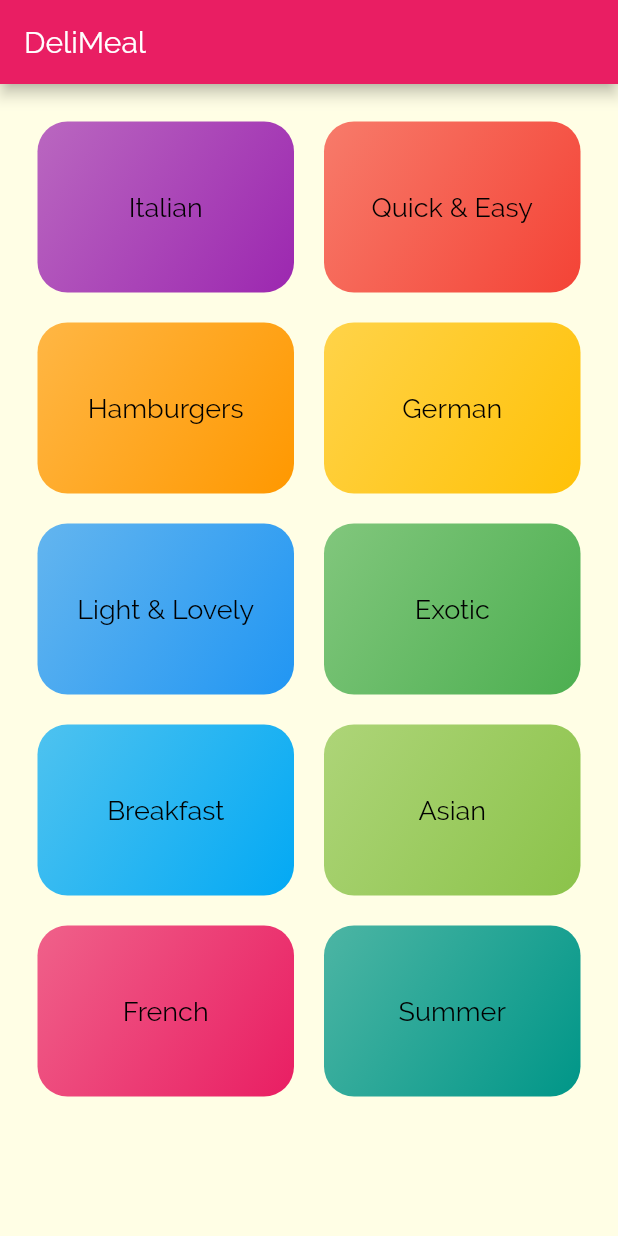
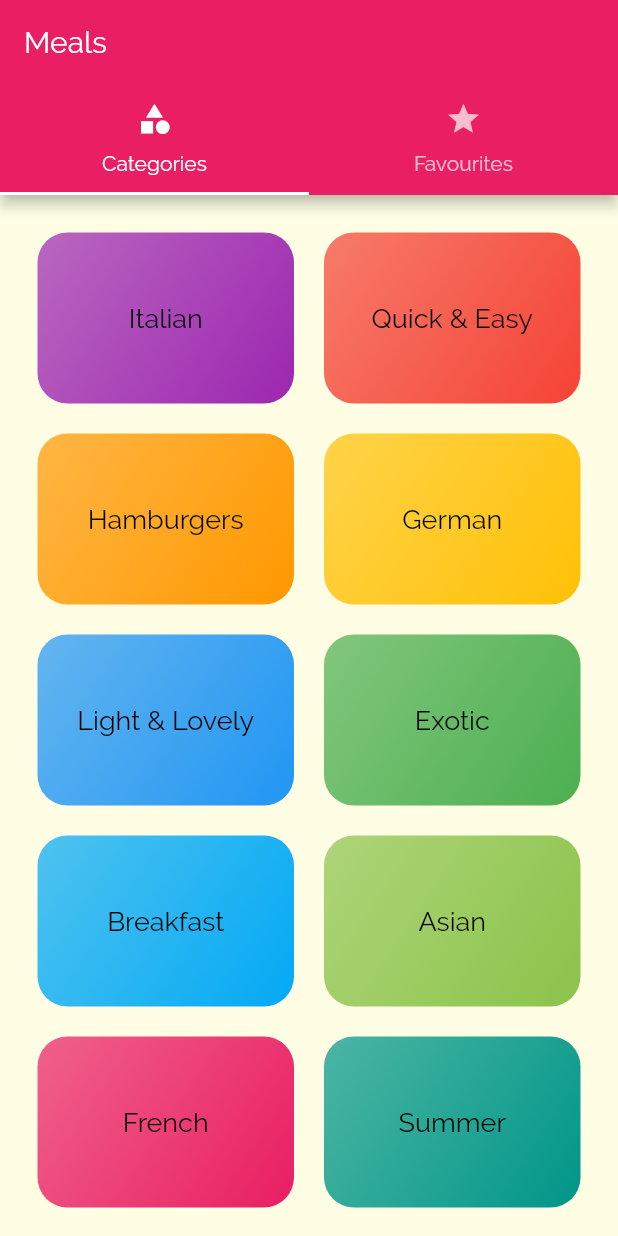
Before and after one commit to enricobragastini/meals_app, a Flutter app: the screen it shows after launch, on a phone screen of 412 x 824 dp. Run offline on Flutter 3.47's test engine with Material 2 defaults, Android fonts, the phone set to English and light mode, and no system bars.

Commit message:
lezione173

```diff
--- a/lib/main.dart
+++ b/lib/main.dart
@@ -1,8 +1,8 @@
 import 'package:flutter/material.dart';
 
-import 'package:meals/screens/categories_screen.dart';
 import 'package:meals/screens/category_meals_screen.dart';
 import 'package:meals/screens/meal_detail_screen.dart';
+import 'package:meals/screens/tabs_screen.dart';
 
 void main() {
   runApp(const MyApp());
@@ -35,7 +35,7 @@ class MyApp extends StatelessWidget {
 
       initialRoute: '/', // default value is '/'
       routes: {
-        "/": (ctx) => const CategoriesScreen(),
+        "/": (ctx) => const TabsScreen(),
         CategoryMealScreen.routeName: (ctx) => CategoryMealScreen(),
         MealDetailScreen.routeName: (ctx) => MealDetailScreen()
       },
--- /dev/null
+++ b/lib/screens/FavouritesScreen.dart
@@ -0,0 +1,12 @@
+import 'package:flutter/material.dart';
+
+class FavouritesScreen extends StatelessWidget {
+  const FavouritesScreen({Key? key}) : super(key: key);
+
+  @override
+  Widget build(BuildContext context) {
+    return const Center(
+      child: Text("The Favourites"),
+    );
+  }
+}
--- a/lib/screens/categories_screen.dart
+++ b/lib/screens/categories_screen.dart
@@ -8,9 +8,7 @@ class CategoriesScreen extends StatelessWidget {
 
   @override
   Widget build(BuildContext context) {
-    return Scaffold(
-      appBar: AppBar(title: const Text('DeliMeal')),
-      body: GridView(
+    return GridView(
       padding: const EdgeInsets.all(25),
       children: DUMMY_CATEGORIES.map((catData) {
         return CategoryItem(
@@ -21,7 +19,6 @@ class CategoriesScreen extends StatelessWidget {
           childAspectRatio: 3 / 2, // height:width relation of tiles
           crossAxisSpacing: 20, // spacing between column
           mainAxisSpacing: 20), // and rows
-      ),
     );
   }
 }
--- /dev/null
+++ b/lib/screens/tabs_screen.dart
@@ -0,0 +1,39 @@
+import 'package:flutter/material.dart';
+import 'package:meals/screens/FavouritesScreen.dart';
+import 'package:meals/screens/categories_screen.dart';
+
+class TabsScreen extends StatefulWidget {
+  const TabsScreen({Key? key}) : super(key: key);
+
+  @override
+  _TabsScreenState createState() => _TabsScreenState();
+}
+
+class _TabsScreenState extends State<TabsScreen> {
+  @override
+  Widget build(BuildContext context) {
+    return DefaultTabController(
+      length: 2,
+      initialIndex: 0,
+      child: Scaffold(
+        appBar: AppBar(
+          title: const Text("Meals"),
+          bottom: const TabBar(
+            tabs: [
+              Tab(
+                icon: Icon(Icons.category),
+                text: "Categories",
+              ),
+              Tab(
+                icon: Icon(Icons.star),
+                text: "Favourites",
+              ),
+            ],
+          ),
+        ),
+        body: const TabBarView(
+            children: [CategoriesScreen(), FavouritesScreen()]),
+      ),
+    );
+  }
+}
```
Lines whose indentation alone changed are shown as unchanged.
